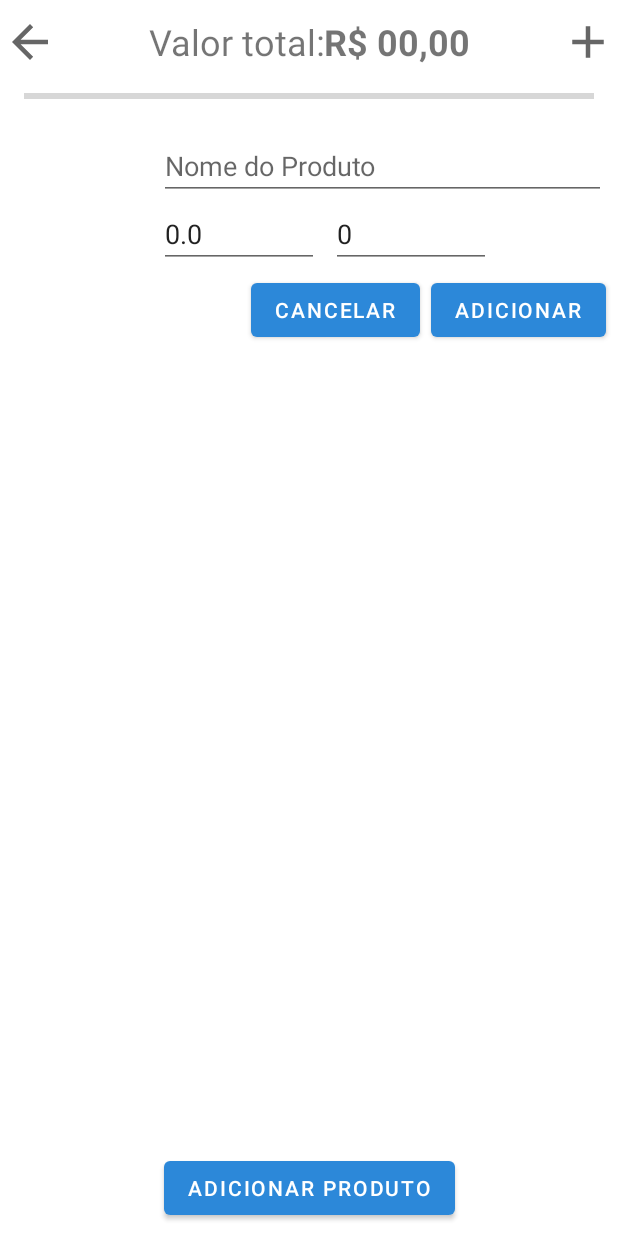
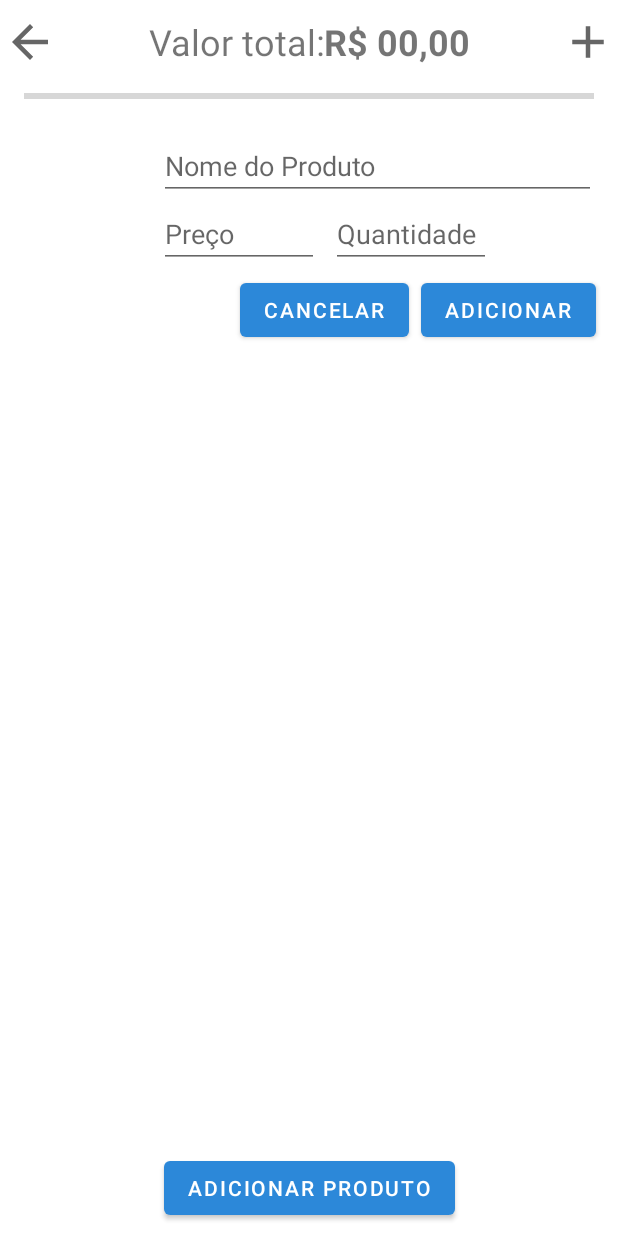
Before and after one commit to mattolivr/Mercapli, an Android app: the CarrinhoActivity screen opened directly, with no data from a screen before it, after a tap on "ADICIONAR PRODUTO", on a phone screen of 412 x 824 dp. Run offline under Robolectric (Android 15) with nearby library versions, the phone set to English and light mode, and no system bars.

Commit message:
Inserção de Produtos no Carrinho de Compras Completa

```diff
--- a/app/src/main/java/sp/senai/br/mercapli/CarrinhoActivity.java
+++ b/app/src/main/java/sp/senai/br/mercapli/CarrinhoActivity.java
@@ -1,26 +1,17 @@
 package sp.senai.br.mercapli;
+
+import android.os.Bundle;
+import android.view.View;
+import android.widget.Toast;
 
 import androidx.appcompat.app.AppCompatActivity;
 import androidx.recyclerview.widget.LinearLayoutManager;
 import androidx.recyclerview.widget.RecyclerView;
 
-import android.app.Activity;
-import android.database.Cursor;
-import android.database.sqlite.SQLiteDatabase;
-import android.os.Bundle;
-import android.util.Log;
-import android.view.View;
-import android.widget.SimpleCursorAdapter;
-
-import java.util.ArrayList;
-import java.util.List;
-
 import sp.senai.br.mercapli.adapters.CompraAdapter;
 import sp.senai.br.mercapli.classes.Item;
-import sp.senai.br.mercapli.database.CriarBD;
 
 import static sp.senai.br.mercapli.Constant.PROD_EDIT;
-import static sp.senai.br.mercapli.Constant.PROD_VIEW;
 
 public class CarrinhoActivity extends AppCompatActivity {
     RecyclerView rvCompraProdutos;
@@ -49,10 +40,15 @@ public class CarrinhoActivity extends AppCompatActivity {
     }
 
     public void adicionarProduto(View view) {
-        Item newItem = new Item();
-        newItem.setTypeView(PROD_EDIT);
+        if(!adapter.isEditing()){
+            Item newItem = new Item();
+            newItem.setTypeView(PROD_EDIT);
 
-        adapter.addProduto(newItem);
-        preencherLista();
+            adapter.addProduto(newItem);
+            preencherLista();
+        }
+        else{
+            Toast.makeText(this, "Por favor, termine de inserir o produto", Toast.LENGTH_SHORT).show();
+        }
     }
 }
--- a/app/src/main/java/sp/senai/br/mercapli/adapters/CompraAdapter.java
+++ b/app/src/main/java/sp/senai/br/mercapli/adapters/CompraAdapter.java
@@ -1,14 +1,13 @@
 package sp.senai.br.mercapli.adapters;
 
 import android.content.Context;
-import android.util.Log;
 import android.view.LayoutInflater;
 import android.view.View;
 import android.view.ViewGroup;
 
 import androidx.recyclerview.widget.RecyclerView;
 
-import java.lang.reflect.Array;
+import java.text.NumberFormat;
 import java.util.ArrayList;
 import java.util.List;
 
@@ -22,9 +21,11 @@ public class CompraAdapter extends RecyclerView.Adapter {
 
     private List<Item> produtos = new ArrayList<>();
     private Context context;
+    private Boolean editing;
 
     public CompraAdapter(Context context) {
         this.context = context;
+        this.editing = false;
     }
 
     @Override public RecyclerView.ViewHolder onCreateViewHolder(ViewGroup parent, int viewType) {
@@ -44,20 +45,42 @@ public class CompraAdapter extends RecyclerView.Adapter {
     @Override public void onBindViewHolder(RecyclerView.ViewHolder viewHolder, int position) {
         CompraViewHolder holder = (CompraViewHolder) viewHolder;
         Item produto = produtos.get(position);
+        produto.setId(position);
 
         switch (produto.getTypeView()){
-            case PROD_VIEW:
+            case PROD_VIEW: // Alterações em modo de visualização
                 holder.nome.setText(produto.getNome());
                 holder.preco.setText(produto.getValor().toString());
                 holder.cat.setText(produto.getCategoria());
                 holder.id.setText("" +produto.getId());
-                holder.qtde.setText("" + produto.getQuantidade());
+                holder.qtde.setText("x" + produto.getQuantidade());
+                holder.precoFinal.setText(NumberFormat.getCurrencyInstance().format(produto.getValorFinal()));
+
                 break;
-            case PROD_EDIT:
+            case PROD_EDIT: // Modo de Edição
+                setEditing(true); // Permitir somente 1 edição por vez
+
+                // Resgatar dados preexistentes
                 holder.nomeE.setText(produto.getNome());
-                holder.precoE.setText(produto.getValor().toString());
+                holder.precoE.setText((produto.getValor() != 0.0)?produto.getValor().toString():"");
                 holder.idE.setText("" + produto.getId());
-                holder.qtdeE.setText("" + produto.getQuantidade());
+                holder.qtdeE.setText((produto.getQuantidade() > 0)?"" + produto.getQuantidade():"");
+
+                // Ouvir ação dos Botões
+                holder.btnPrdEdtAdicionar.setOnClickListener(view -> {
+                    produto.setTypeView(PROD_VIEW);
+
+                    insertDataOnItem(holder, produto);
+
+                    this.notifyItemChanged(position);
+                    this.setEditing(false);
+                });
+
+                holder.btnPrdEdtCancelar.setOnClickListener(view -> {
+                    produtos.remove(position);
+                    this.notifyItemRemoved(position);
+                    this.setEditing(false);
+                });
                 break;
         }
     }
@@ -72,4 +95,24 @@ public class CompraAdapter extends RecyclerView.Adapter {
     public void addProduto(Item produto){
         this.produtos.add(produto);
     }
+
+    public boolean isEditing(){
+        return this.editing;
+    }
+
+    public void setEditing(Boolean editing) {
+        this.editing = editing;
+    }
+
+    private void insertDataOnItem(CompraViewHolder holder, Item produto) {
+        Double dValor = Double.parseDouble(holder.precoE.getText().toString());
+        Integer iQtde = Integer.parseInt(holder.qtdeE.getText().toString());
+
+        produto.setNome(holder.nomeE.getText().toString());
+        produto.setValor(dValor);
+//                    produto.setCategoria(holder.catE.toString());
+        produto.setQuantidade(iQtde);
+
+        produto.setValorFinal(dValor * iQtde);
+    }
 }
--- a/app/src/main/java/sp/senai/br/mercapli/adapters/CompraViewHolder.java
+++ b/app/src/main/java/sp/senai/br/mercapli/adapters/CompraViewHolder.java
@@ -1,6 +1,7 @@
 package sp.senai.br.mercapli.adapters;
 
 import android.view.View;
+import android.widget.Button;
 import android.widget.TextView;
 
 import androidx.recyclerview.widget.RecyclerView;
@@ -13,11 +14,14 @@ public class CompraViewHolder extends RecyclerView.ViewHolder {
     final TextView qtde;
     final TextView cat;
     final TextView id;
+    final TextView precoFinal;
 
     final TextView nomeE;
     final TextView precoE;
     final TextView qtdeE;
     final TextView idE;
+    final Button btnPrdEdtAdicionar;
+    final Button btnPrdEdtCancelar;
 
 
     public CompraViewHolder(View view) {
@@ -27,10 +31,14 @@ public class CompraViewHolder extends RecyclerView.ViewHolder {
         qtde    = (TextView) view.findViewById(R.id.qtde_produto_layout );
         cat     = (TextView) view.findViewById(R.id.cat_produto_layout  );
         id      = (TextView) view.findViewById(R.id.id_produto_layout   );
+        precoFinal = (TextView) view.findViewById(R.id.precoFinal_produto_layout);
 
         nomeE    = (TextView) view.findViewById(R.id.nome_produto_edit );
         precoE   = (TextView) view.findViewById(R.id.preco_produto_edit);
         qtdeE    = (TextView) view.findViewById(R.id.qtde_produto_edit );
         idE      = (TextView) view.findViewById(R.id.id_produto_edit   );
+
+        btnPrdEdtAdicionar = (Button) view.findViewById(R.id.btnPrdEdtAdicionar);
+        btnPrdEdtCancelar  = (Button) view.findViewById(R.id.btnPrdEdtCancelar );
     }
 }
--- a/app/src/main/java/sp/senai/br/mercapli/classes/Item.java
+++ b/app/src/main/java/sp/senai/br/mercapli/classes/Item.java
@@ -9,6 +9,7 @@ public class Item {
     private int quantidade;
     private int id;
     private int typeView;
+    private Double valorFinal;
 
     public Item(int id, String nome, Double valor, int quantidade, int typeView){
         this.setId(id);
@@ -50,7 +51,7 @@ public class Item {
         return id;
     }
 
-    private void setId(int id) {
+    public void setId(int id) {
         this.id = id;
     }
 
@@ -77,4 +78,12 @@ public class Item {
     public void setTypeView(int typeView) {
         this.typeView = typeView;
     }
+
+    public Double getValorFinal() {
+        return valorFinal;
+    }
+
+    public void setValorFinal(Double valorFinal) {
+        this.valorFinal = valorFinal;
+    }
 }
--- a/app/src/main/res/layout/activity_carrinho.xml
+++ b/app/src/main/res/layout/activity_carrinho.xml
@@ -22,7 +22,6 @@
             android:layout_height="40dp"
             android:layout_weight="0"
             android:background="#00FFFFFF"
-            android:onClick="closeActivity"
             android:padding="2dp"
             android:scaleType="fitCenter"
             android:src="@drawable/ic_arrow_back" />
@@ -88,7 +87,8 @@
             <androidx.recyclerview.widget.RecyclerView
                 android:id="@+id/rvCompraProdutos"
                 android:layout_width="match_parent"
-                android:layout_height="match_parent"/>
+                android:layout_height="match_parent"
+                android:layout_weight="1" />
         </LinearLayout>
     </ScrollView>
 
--- a/app/src/main/res/layout/layout_produto.xml
+++ b/app/src/main/res/layout/layout_produto.xml
@@ -1,10 +1,10 @@
 <?xml version="1.0" encoding="utf-8"?>
-<androidx.constraintlayout.widget.ConstraintLayout
-    xmlns:android="http://schemas.android.com/apk/res/android"
+<androidx.constraintlayout.widget.ConstraintLayout xmlns:android="http://schemas.android.com/apk/res/android"
     xmlns:app="http://schemas.android.com/apk/res-auto"
     xmlns:tools="http://schemas.android.com/tools"
     android:layout_width="match_parent"
-    android:layout_height="match_parent">
+    android:layout_height="match_parent"
+    android:minWidth="1500dp">
 
     <TextView
         android:id="@+id/id_produto_layout"
--- a/app/src/main/res/layout/layout_produto_edit.xml
+++ b/app/src/main/res/layout/layout_produto_edit.xml
@@ -54,7 +54,7 @@
             android:layout_height="wrap_content"
             android:ems="5"
             android:hint="Preço"
-            android:inputType="textPersonName"
+            android:inputType="numberDecimal"
             android:numeric="decimal" />
 
         <EditText
@@ -64,9 +64,22 @@
             android:layout_marginLeft="8dp"
             android:ems="5"
             android:hint="Quantidade"
-            android:inputType="textPersonName"
+            android:inputType="number"
             android:numeric="integer" />
+
     </LinearLayout>
+
+    <Button
+        android:id="@+id/btnPrdEdtCancelar"
+        android:layout_width="wrap_content"
+        android:layout_height="wrap_content"
+        android:layout_marginStart="160dp"
+        android:layout_marginTop="4dp"
+        android:layout_marginEnd="8dp"
+        android:text="CANCELAR"
+        app:layout_constraintEnd_toStartOf="@+id/btnPrdEdtAdicionar"
+        app:layout_constraintStart_toStartOf="parent"
+        app:layout_constraintTop_toBottomOf="@+id/linearLayout2" />
 
     <Button
         android:id="@+id/btnPrdEdtAdicionar"
@@ -75,21 +88,7 @@
         android:layout_marginTop="4dp"
         android:layout_marginEnd="8dp"
         android:text="ADICIONAR"
-        app:layout_constraintBottom_toBottomOf="parent"
         app:layout_constraintEnd_toEndOf="parent"
         app:layout_constraintTop_toBottomOf="@+id/linearLayout2" />
 
-    <Button
-        android:id="@+id/btnPrdEdtCancelar"
-        android:layout_width="wrap_content"
-        android:layout_height="wrap_content"
-        android:layout_marginStart="167dp"
-        android:layout_marginTop="4dp"
-        android:layout_marginEnd="8dp"
-        android:text="CANCELAR"
-        app:layout_constraintBottom_toBottomOf="parent"
-        app:layout_constraintEnd_toStartOf="@+id/btnPrdEdtAdicionar"
-        app:layout_constraintStart_toStartOf="parent"
-        app:layout_constraintTop_toBottomOf="@+id/linearLayout2" />
-
 </androidx.constraintlayout.widget.ConstraintLayout>
```
